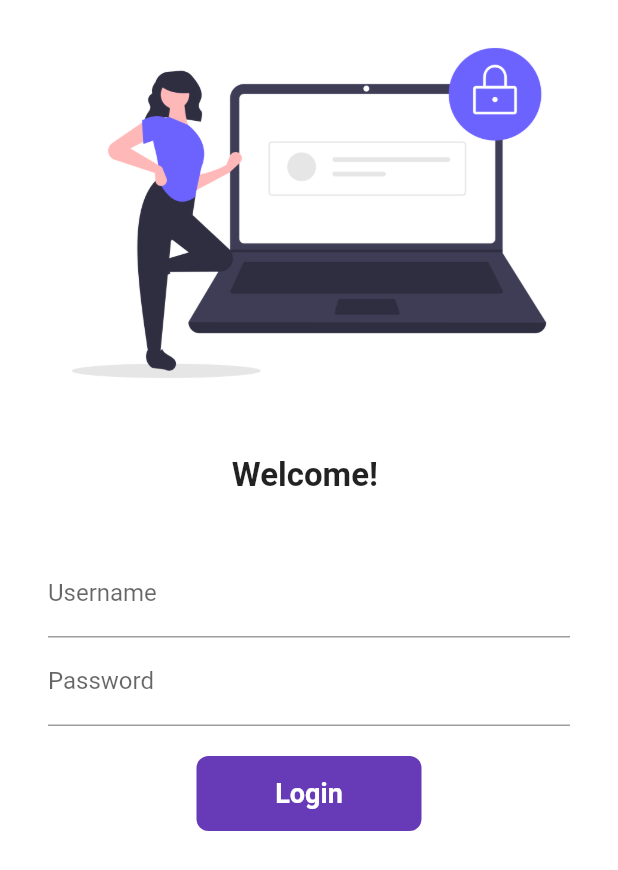
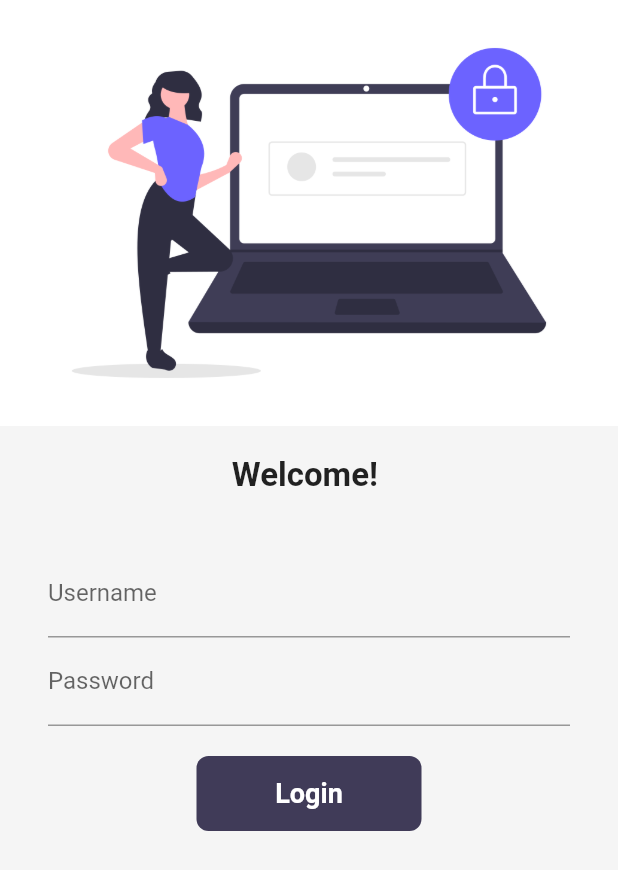
Before and after one commit to kritika-kumawat/30DaysOfFlutter, a Flutter app: the LoginPage screen opened by its route, on a phone screen of 412 x 824 dp. Shown: the top 870 px of the screen. Run offline on Flutter 3.47's test engine with Material 2 defaults, Android fonts, the phone set to English and light mode, and no system bars; our stand-ins replace velocity_x; network calls fail.

Commit message:
Day 19 Completed

```diff
--- a/lib/main.dart
+++ b/lib/main.dart
@@ -1,4 +1,5 @@
 import 'package:flutter/material.dart';
+import 'package:flutter_catalog/pages/cart_page.dart';
 import 'package:flutter_catalog/pages/home_page.dart';
 import 'package:flutter_catalog/pages/login_page.dart';
 import 'package:flutter_catalog/utils/routes.dart';
@@ -14,7 +15,7 @@ class MyApp extends StatelessWidget {
   @override
   Widget build(BuildContext context) {
     return MaterialApp(
-      themeMode: ThemeMode.light,
+      themeMode: ThemeMode.system,
       theme: MyTheme.lightTheme(context),
       darkTheme: MyTheme.darkTheme(context),
       debugShowCheckedModeBanner: false,
@@ -22,7 +23,8 @@ class MyApp extends StatelessWidget {
       routes: {
         "/": (context) => const LoginPage(),
         MyRoutes.homeRoute: (context) => const HomePage(),
-        MyRoutes.loginRoute: (context) => const LoginPage()
+        MyRoutes.loginRoute: (context) => const LoginPage(),
+        MyRoutes.cartRoute: (context) => CartPage()
       },
     );
   }
--- a/lib/pages/home_widgets/catalog_header.dart
+++ b/lib/pages/home_widgets/catalog_header.dart
@@ -3,12 +3,14 @@ import 'package:flutter_catalog/widgets/themes.dart';
 import 'package:velocity_x/velocity_x.dart';
 
 class CatalogHeader extends StatelessWidget {
+  const CatalogHeader({Key? key}) : super(key: key);
+
   @override
   Widget build(BuildContext context) {
     return Column(
       crossAxisAlignment: CrossAxisAlignment.start,
       children: [
-        "Catalog App".text.xl5.bold.color(MyTheme.darkBluishColor).make(),
+        "Catalog App".text.xl5.bold.color(context.theme.accentColor).make(),
         "Trending products".text.xl2.make(),
       ],
     );
--- a/lib/pages/home_widgets/catalog_image.dart
+++ b/lib/pages/home_widgets/catalog_image.dart
@@ -1,5 +1,4 @@
 import 'package:flutter/material.dart';
-import 'package:flutter_catalog/widgets/themes.dart';
 import 'package:velocity_x/velocity_x.dart';
 
 class CatalogImage extends StatelessWidget {
@@ -11,6 +10,6 @@ class CatalogImage extends StatelessWidget {
   Widget build(BuildContext context) {
     return Image.network(
       image,
-    ).box.rounded.p8.color(MyTheme.creamColor).make().p16().w40(context);
+    ).box.rounded.p8.color(context.canvasColor).make().p16().w40(context);
   }
 }
--- a/lib/pages/login_page.dart
+++ b/lib/pages/login_page.dart
@@ -1,5 +1,6 @@
 import 'package:flutter/material.dart';
 import 'package:flutter_catalog/utils/routes.dart';
+import 'package:velocity_x/src/extensions/context_ext.dart';
 
 class LoginPage extends StatefulWidget {
   const LoginPage({Key? key}) : super(key: key);
@@ -30,7 +31,7 @@ class _LoginPageState extends State<LoginPage> {
   @override
   Widget build(BuildContext context) {
     return Material(
-      color: Colors.white,
+      color: context.canvasColor,
       child: SingleChildScrollView(
         child: Form(
           key: _formKey,
@@ -42,7 +43,8 @@ class _LoginPageState extends State<LoginPage> {
               ),
               Text(
                 "Welcome! $name",
-                style: const TextStyle(fontSize: 22, fontWeight: FontWeight.bold),
+                style:
+                    const TextStyle(fontSize: 22, fontWeight: FontWeight.bold),
               ),
               const SizedBox(
                 height: 20.0,
@@ -86,7 +88,7 @@ class _LoginPageState extends State<LoginPage> {
                     Material(
                       borderRadius:
                           BorderRadius.circular(changeButton ? 50 : 8),
-                      color: Colors.deepPurple,
+                      color: context.theme.buttonColor,
                       child: InkWell(
                         onTap: () => moveToHome(context),
                         child: AnimatedContainer(
--- a/lib/utils/routes.dart
+++ b/lib/utils/routes.dart
@@ -1,5 +1,6 @@
-class MyRoutes{
-   static String loginRoute = "/login";
-   static String homeRoute = "/home";
-
+class MyRoutes {
+  static String loginRoute = "/login";
+  static String homeRoute = "/home";
+  static String homeDetailsRoute = "/detail";
+  static String cartRoute = "/cart";
 }
--- a/lib/widgets/themes.dart
+++ b/lib/widgets/themes.dart
@@ -1,9 +1,14 @@
 import 'package:flutter/material.dart';
+import 'package:velocity_x/velocity_x.dart';
 
 class MyTheme {
   static ThemeData lightTheme(BuildContext context) => ThemeData(
       primarySwatch: Colors.deepPurple,
       //fontFamily: GoogleFonts.poppins().fontFamily,
+      cardColor: Colors.white,
+      canvasColor: creamColor,
+      buttonColor: darkBluishColor,
+      accentColor: darkBluishColor,
       appBarTheme: AppBarTheme(
         color: Colors.white,
         elevation: 0.0,
@@ -13,9 +18,21 @@ class MyTheme {
       ));
 
   static ThemeData darkTheme(BuildContext context) => ThemeData(
-        brightness: Brightness.dark,
-      );
+      brightness: Brightness.dark,
+      cardColor: Colors.black,
+      canvasColor: darkCreamColor,
+      buttonColor: lightBluishColor,
+      accentColor: Colors.white,
+      appBarTheme: AppBarTheme(
+        color: Colors.black,
+        elevation: 0.0,
+        iconTheme: const IconThemeData(color: Colors.white),
+        toolbarTextStyle: Theme.of(context).textTheme.bodyText2,
+        titleTextStyle: Theme.of(context).textTheme.headline6,
+      ));
 
   static Color creamColor = const Color(0xfff5f5f5);
+  static Color darkCreamColor = Vx.gray900;
   static Color darkBluishColor = const Color(0xff403b58);
+  static Color lightBluishColor = Vx.indigo500;
 }
--- a/pubspec.yaml
+++ b/pubspec.yaml
@@ -34,7 +34,7 @@ dependencies:
   # The following adds the Cupertino Icons font to your application.
   # Use with the CupertinoIcons class for iOS style icons.
   cupertino_icons: ^1.0.4
-  velocity_x: ^3.4.0
+  velocity_x: ^1.4.1
 
 dev_dependencies:
   flutter_test:
```
Also changed, not shown: lib/pages/cart_page.dart (added, +16 -0 lines), lib/pages/home_details_page.dart (+16 -9 lines), lib/pages/home_page.dart (+14 -4 lines), lib/pages/home_widgets/catalog_list.dart (+5 -5 lines), pubspec.lock.
